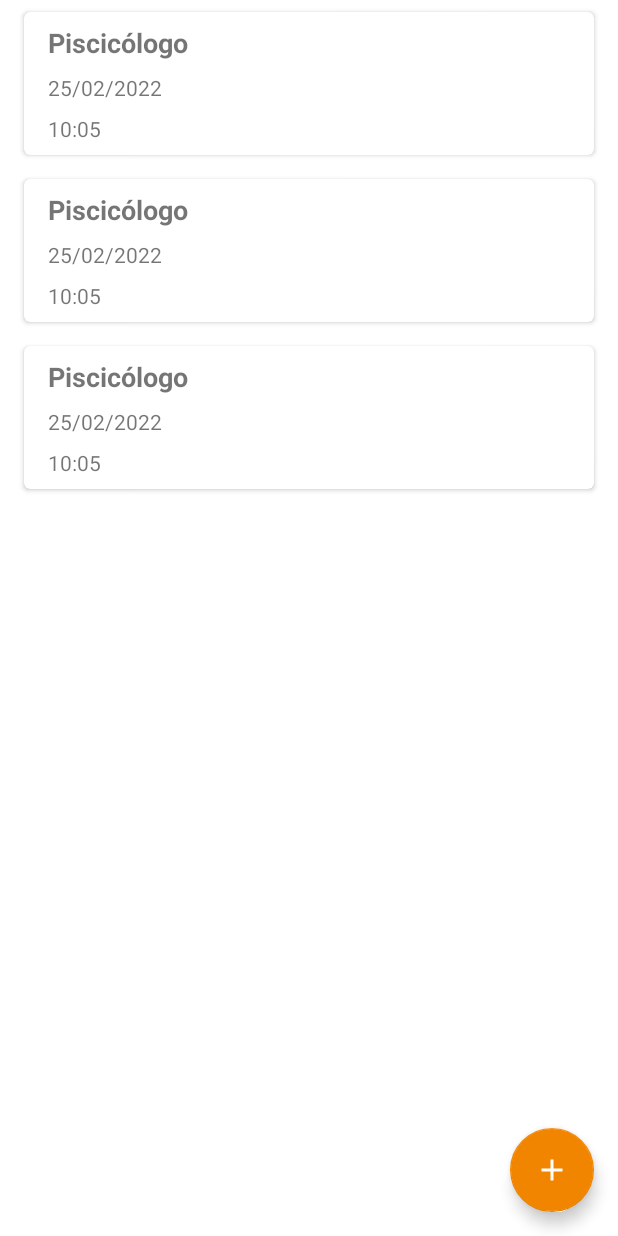
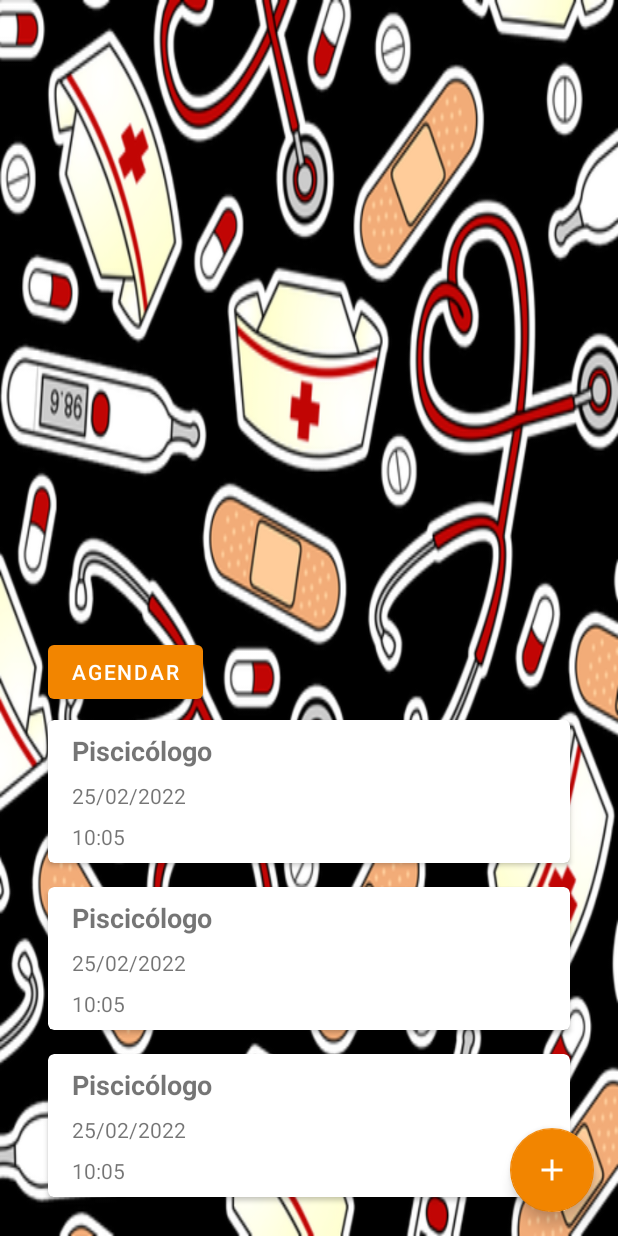
Before and after one commit to Daniel-Lourenco/fiqueok, an Android app: the layout agendamento_list_fragment.xml on its own in the app's theme, with its tools: preview values and no code run, on a phone screen of 412 x 824 dp. Run offline under Robolectric (Android 15) with nearby library versions, the phone set to English and light mode, and no system bars.

Commit message:
Inicio da alteração do Layout

```diff
--- a/app/src/main/java/com/example/fiqueok/ui/agendamentolist/AgendamentoListFragment.kt
+++ b/app/src/main/java/com/example/fiqueok/ui/agendamentolist/AgendamentoListFragment.kt
@@ -61,6 +61,10 @@ class AgendamentoListFragment : Fragment(R.layout.agendamento_list_fragment) {
     }
 
     private fun configureViewListeners() {
+        button_agendar.setOnClickListener {
+            findNavController().navigateWithAnimations(R.id.action_agendamentoListFragment_to_agendamentoFragment)
+        }
+
         fabAddAgendamento.setOnClickListener {
             findNavController().navigateWithAnimations(R.id.action_agendamentoListFragment_to_agendamentoFragment)
         }
--- a/app/src/main/res/layout/activity_main.xml
+++ b/app/src/main/res/layout/activity_main.xml
@@ -21,6 +21,7 @@
         app:popupTheme="@style/ThemeOverlay.AppCompat.Light" />
 
 
+
     <androidx.fragment.app.FragmentContainerView
         android:id="@+id/nav_host_fragment"
         android:name="androidx.navigation.fragment.NavHostFragment"
@@ -33,4 +34,6 @@
         app:layout_constraintTop_toBottomOf="@+id/app_toolbar"
         app:navGraph="@navigation/main_graph" />
 
+
+
 </androidx.constraintlayout.widget.ConstraintLayout>
--- a/app/src/main/res/layout/agendamento_list_fragment.xml
+++ b/app/src/main/res/layout/agendamento_list_fragment.xml
@@ -4,14 +4,32 @@
     xmlns:tools="http://schemas.android.com/tools"
     android:layout_width="match_parent"
     android:layout_height="match_parent"
+    android:background="@drawable/original"
     tools:context=".ui.agendamentolist.AgendamentoListFragment">
 
-    <androidx.recyclerview.widget.RecyclerView
-        android:id="@+id/recycler_agendamentos"
+
+    <LinearLayout
         android:layout_width="match_parent"
-        android:layout_height="match_parent"
-        app:layoutManager="androidx.recyclerview.widget.LinearLayoutManager"
-        tools:listitem="@layout/agendamento_item" />
+        android:layout_height="400dp"
+        android:layout_gravity="bottom"
+        android:orientation="vertical"
+        android:paddingLeft="16dp"
+        android:paddingRight="16dp">
+
+        <Button
+            android:id="@+id/button_agendar"
+            android:layout_width="wrap_content"
+            android:layout_height="wrap_content"
+            android:layout_marginLeft="16dp"
+            android:text="Agendar" />
+
+        <androidx.recyclerview.widget.RecyclerView
+            android:id="@+id/recycler_agendamentos"
+            android:layout_width="match_parent"
+            android:layout_height="578dp"
+            app:layoutManager="androidx.recyclerview.widget.LinearLayoutManager"
+            tools:listitem="@layout/agendamento_item" />
+    </LinearLayout>
 
     <com.google.android.material.floatingactionbutton.FloatingActionButton
         android:id="@+id/fabAddAgendamento"
@@ -19,8 +37,8 @@
         android:layout_height="wrap_content"
         android:layout_gravity="end|bottom"
         android:layout_margin="16dp"
-        app:tint="@color/white"
+        android:src="@drawable/ic_add"
         app:backgroundTint="@color/laranja_itau"
-        android:src="@drawable/ic_add" />
+        app:tint="@color/white" />
 
 </androidx.coordinatorlayout.widget.CoordinatorLayout>
--- a/build.gradle
+++ b/build.gradle
@@ -9,6 +9,11 @@ buildscript {
         classpath "org.jetbrains.kotlin:kotlin-gradle-plugin:1.6.10"
         classpath("androidx.navigation:navigation-safe-args-gradle-plugin:2.4.2")
 
+        //classpath 'com.google.gms:google-services:4.3.10'  // Google Services plugin
+
+        // Add the dependency for the Performance Monitoring plugin
+        //classpath 'com.google.firebase:perf-plugin:1.4.1'  // Performance Monitoring plugin
+
         // NOTE: Do not place your application dependencies here; they belong
         // in the individual module build.gradle files
     }
```
Also changed, not shown: app/build.gradle (+11 -1 lines), app/src/main/res/drawable/linear.png (added), app/src/main/res/drawable/original.png (added).
